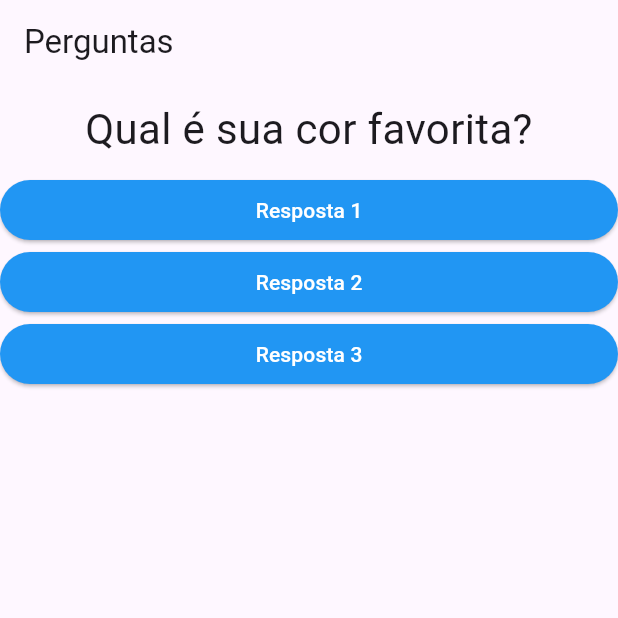
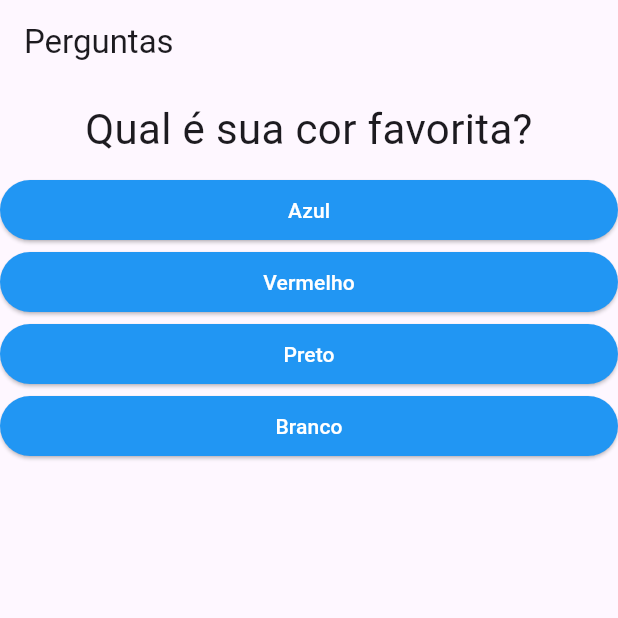
Before and after one commit to Wendelsena/FirstTest_Flutter, a Flutter app: the screen it shows after launch, on a phone screen of 412 x 824 dp, the top half of it. Run offline on Flutter 3.47's test engine with Material 3 defaults, Android fonts, the phone set to English and light mode, and no system bars.

Commit message:
For temporario

```diff
--- a/lib/main.dart
+++ b/lib/main.dart
@@ -36,17 +36,32 @@
 
     ];
 
+
+    List<Widget> widgets= [];
+    // Inicializa uma lista de Widgets chamada 'respostas' que irá armazenar os botões de resposta.
+    for (String textoRespo in perguntas[_perguntaSelecionada]['respostas'] as List<String>) {
+    /* O for itera sobre a lista 'respostas' do mapa 'perguntas'.
+    O 'as List<String>' garante que o Dart saiba que 'respostas' é uma lista de strings.
+    Para cada item na lista de respostas, será criada uma variável 'textoRespo',
+    que representa cada resposta individualmente (ex: "Azul", "Vermelho", etc.). */
+    widgets.add(Resposta(textoRespo, _responder));
+    /* Adiciona um widget Resposta para cada resposta na lista,
+    passando o texto da resposta e a função '_responder' para tratar o clique. */
+}
+
+
     return new MaterialApp(  // Retorna o widget MaterialApp, que é o widget raiz da sua aplicação
       home: Scaffold( // Scaffold fornece uma estrutura visual básica, como AppBar, Drawer, BottomNavigationBar, etc.
         appBar: AppBar( // AppBar é a barra de título no topo da tela
           title: Text('Perguntas'),
         ),
         body: Column( // Column é um widget que organiza seus filhos em uma coluna vertical
-          children: <Widget>[
+          children: <Widget>[  // Adiciona a pergunta como um widget no layout.
             Questao(perguntas[_perguntaSelecionada]['texto'] as String),
-            Resposta('Resposta 1', _responder), // Cria três botões elevados, cada um com um texto diferente
-            Resposta('Resposta 2', _responder),
-            Resposta('Resposta 3', _responder),
+            ...widgets,
+             /* O '...respostas' é o operador spread, que pega cada item da lista 'respostas'
+                e os insere individualmente na lista de widgets da Column.
+                Assim, cada botão de resposta será adicionado dinamicamente de acordo com a pergunta selecionada. */
           ],
         ),
       ),
```
